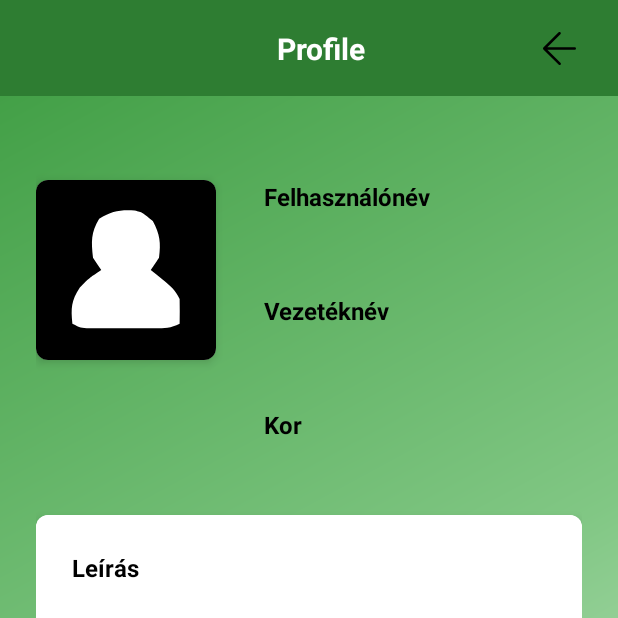
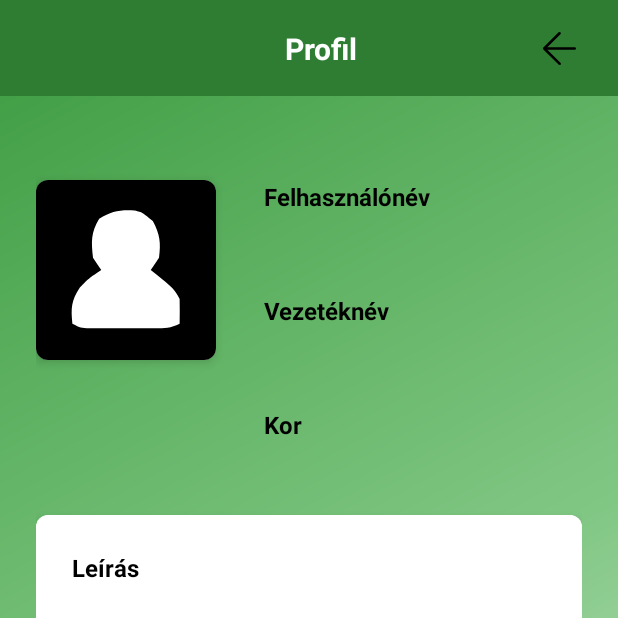
Before and after one commit to leko-szabolcs/Isport-Mobilok-II-beadando, an Android app: the ProfileFragment screen opened through its navigation route, on a phone screen of 412 x 824 dp, the top half of it. Run offline under Robolectric (Android 15) with nearby library versions, the phone set to English and light mode, and no system bars; our stand-ins replace Firebase (no records; nobody signed in at launch, a user with empty details on screens opened directly), navigation-ui.

Commit message:
UI_Version_4.0: Profil szerkesztés Fragment hozzáadava!

```diff
--- a/app/src/main/java/beadando/isports_app/MainActivity.java
+++ b/app/src/main/java/beadando/isports_app/MainActivity.java
@@ -44,15 +44,13 @@ public class MainActivity extends AppCompatActivity {
         loadingOverlay = findViewById(R.id.loadingOverlay);
         globalProgressBar = findViewById(R.id.globalProgressBar);
 
-        // Set up custom toolbar elements
         profileImageView = mainToolbar.findViewById(R.id.profileImageView);
         toolbarTitle = mainToolbar.findViewById(R.id.toolbarTitle);
         addEventButton = mainToolbar.findViewById(R.id.addEventButton);
 
         setSupportActionBar(mainToolbar);
-        getSupportActionBar().setDisplayShowTitleEnabled(false); // Hide default title
+        getSupportActionBar().setDisplayShowTitleEnabled(false);
 
-        // Check if user is logged in
         SessionManager sessionManager = new SessionManager(this);
         if (sessionManager.isLoggedIn()) {
             NavHostFragment navHostFragment =
@@ -70,60 +68,49 @@ public class MainActivity extends AppCompatActivity {
                 R.id.mainFragment
         ).build();
 
-        // Set up click listeners for profile button
         if (profileImageView != null) {
             profileImageView.setOnClickListener(v -> {
-                // Navigate to profile fragment
                 navController.navigate(R.id.profileFragment);
             });
         }
 
-        // Hide toolbar on login & register screens and update title and buttons for other destinations
         navController.addOnDestinationChangedListener((controller, destination, arguments) -> {
             if (destination.getId() == R.id.loginFragment || destination.getId() == R.id.registerFragment) {
                 mainToolbar.setVisibility(View.GONE);
             } else {
                 mainToolbar.setVisibility(View.VISIBLE);
 
-                // Update toolbar title based on destination
                 if (toolbarTitle != null) {
                     if (destination.getId() == R.id.mainFragment) {
-                        toolbarTitle.setText("ISport");
+                        toolbarTitle.setText("Események");
                     } else if (destination.getId() == R.id.profileFragment) {
-                        toolbarTitle.setText("Profile");
+                        toolbarTitle.setText("Profil");
                     } else if (destination.getId() == R.id.addEventFragment) {
-                        toolbarTitle.setText("New Event");
+                        toolbarTitle.setText("Új esemény");
+                    } else if (destination.getId() == R.id.editProfileFragment) {
+                        toolbarTitle.setText("Profil szerkesztés");
                     } else {
-                        // Default title or get from destination label
                         toolbarTitle.setText(destination.getLabel());
                     }
                 }
 
-                // Show/hide profile image based on destination
                 if (profileImageView != null) {
-                    if (destination.getId() == R.id.profileFragment || destination.getId() == R.id.addEventFragment) {
-                        // Hide profile image on Profile and AddEvent fragments
+                    if (destination.getId() == R.id.profileFragment || destination.getId() == R.id.addEventFragment || destination.getId() == R.id.editProfileFragment) {
                         profileImageView.setVisibility(View.INVISIBLE);
                     } else {
-                        // Show profile image on other fragments
                         profileImageView.setVisibility(View.VISIBLE);
                     }
                 }
 
-                // Change addEventButton icon and behavior based on destination
                 if (addEventButton != null) {
-                    if (destination.getId() == R.id.profileFragment || destination.getId() == R.id.addEventFragment) {
-                        // Change to back arrow for Profile and AddEvent fragments
+                    if (destination.getId() == R.id.profileFragment || destination.getId() == R.id.addEventFragment || destination.getId() == R.id.editProfileFragment) {
                         addEventButton.setImageResource(R.drawable.ic_back);
                         addEventButton.setOnClickListener(v -> {
-                            // Navigate back to main fragment
                             navController.navigate(R.id.mainFragment);
                         });
                     } else {
-                        // Use plus icon for main fragment
                         addEventButton.setImageResource(R.drawable.ic_plus);
                         addEventButton.setOnClickListener(v -> {
-                            // Navigate to new event fragment
                             navController.navigate(R.id.addEventFragment);
                         });
                     }
--- a/app/src/main/java/beadando/isports_app/fragments/ProfileFragment.java
+++ b/app/src/main/java/beadando/isports_app/fragments/ProfileFragment.java
@@ -10,6 +10,8 @@ import android.widget.TextView;
 import androidx.annotation.NonNull;
 import androidx.annotation.Nullable;
 import androidx.fragment.app.Fragment;
+import androidx.navigation.NavController;
+import androidx.navigation.fragment.NavHostFragment;
 
 import beadando.isports_app.MainActivity;
 import beadando.isports_app.R;
@@ -21,11 +23,11 @@ public class ProfileFragment extends Fragment {
     private TextView usernameTextView;
     private TextView emailTextView;
     private Button logoutButton;
+    private Button editButton;
 
     @Override
     public View onCreateView(LayoutInflater inflater, ViewGroup container,
                              Bundle savedInstanceState) {
-        // Inflate the layout for this fragment
         return inflater.inflate(R.layout.fragment_profile, container, false);
     }
 
@@ -33,26 +35,28 @@ public class ProfileFragment extends Fragment {
     public void onViewCreated(@NonNull View view, @Nullable Bundle savedInstanceState) {
         super.onViewCreated(view, savedInstanceState);
 
-        // Initialize views
         usernameTextView = view.findViewById(R.id.usernameTextView);
         emailTextView = view.findViewById(R.id.emailTextView);
         logoutButton = view.findViewById(R.id.logoutButton);
+        editButton = view.findViewById(R.id.editButton);
 
-        // Get user data from SessionManager
         SessionManager sessionManager = new SessionManager(requireContext());
         User currentUser = sessionManager.getUser();
 
-        // Display user information
         if (currentUser != null) {
             usernameTextView.setText(currentUser.getUsername());
             emailTextView.setText(currentUser.getEmail());
         }
 
-        // Set up logout button
         logoutButton.setOnClickListener(v -> {
             if (getActivity() instanceof MainActivity) {
                 ((MainActivity) getActivity()).logout();
             }
         });
+
+        editButton.setOnClickListener(v -> {
+            NavController navController = NavHostFragment.findNavController(this);
+            navController.navigate(R.id.action_profileFragment_to_editProfileFragment);
+        });
     }
 }
--- a/app/src/main/java/beadando/isports_app/util/SessionManager.java
+++ b/app/src/main/java/beadando/isports_app/util/SessionManager.java
@@ -29,7 +29,6 @@ public class SessionManager {
     private static final String KEY_USER_USERNAME = "user_username";
     private static final String KEY_USER_SEARCH_NAME = "user_search_name";
 
-    // Save user data to SharedPreferences
     public void saveUser(User user) {
         if (user != null) {
             editor.putString(KEY_USER_UID, user.getUid());
@@ -40,20 +39,16 @@ public class SessionManager {
         }
     }
 
-    // Get user data from SharedPreferences
     public User getUser() {
         String uid = prefs.getString(KEY_USER_UID, null);
         String email = prefs.getString(KEY_USER_EMAIL, null);
         String username = prefs.getString(KEY_USER_USERNAME, null);
         String searchName = prefs.getString(KEY_USER_SEARCH_NAME, null);
 
-        // If no UID is stored, return null
         if (uid == null) {
             return null;
         }
 
-        // Create a new User object with the stored data
-        // Note: Timestamp objects are set to null as they aren't stored in SharedPreferences
         return new User(uid, email, username, searchName, null, null);
     }
 
--- a/app/src/main/res/navigation/nav_graph.xml
+++ b/app/src/main/res/navigation/nav_graph.xml
@@ -41,7 +41,16 @@
     <fragment
         android:id="@+id/profileFragment"
         android:name="beadando.isports_app.fragments.ProfileFragment"
-        android:label="fragment_profile"
-        tools:layout="@layout/fragment_profile" />
+        android:label="Profile">
+        <action
+            android:id="@+id/action_profileFragment_to_editProfileFragment"
+            app:destination="@id/editProfileFragment" />
+    </fragment>
+
+    <fragment
+        android:id="@+id/editProfileFragment"
+        android:name="beadando.isports_app.fragments.EditProfileFragment"
+        android:label="Edit Profile" />
+
 
 </navigation>
--- a/app/src/main/res/values/strings.xml
+++ b/app/src/main/res/values/strings.xml
@@ -8,4 +8,8 @@
     <string name="szerkesztes">Szerkesztés</string>
     <string name="kijelentkezes">Kijelentkezés</string>
     <string name="profile_picture">Profilkép</string>
+    <string name="enter_name">Add meg a neved</string>
+    <string name="enter_age">Add meg a korod</string>
+    <string name="enter_description">Add meg a leírást</string>
+    <string name="save_changes">Mentés</string>
 </resources>
```
Also changed, not shown: app/src/main/java/beadando/isports_app/fragments/EditProfileFragment.java (added, +19 -0 lines), app/src/main/res/layout/fragment_edit_profile.xml (added, +124 -0 lines).
